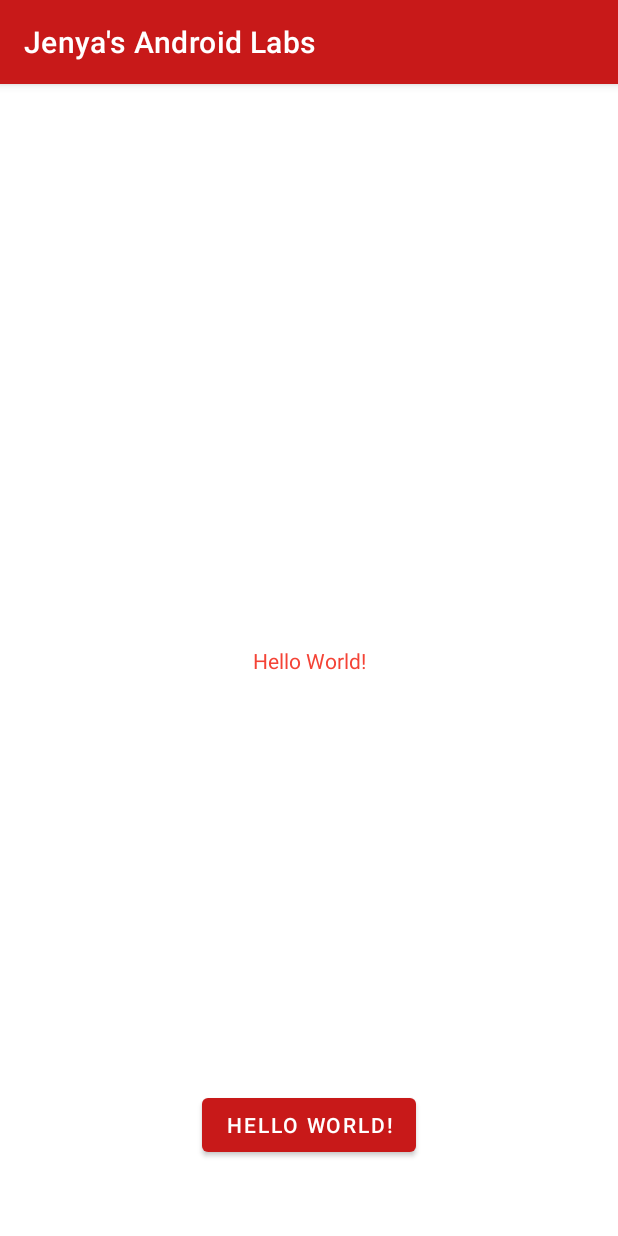
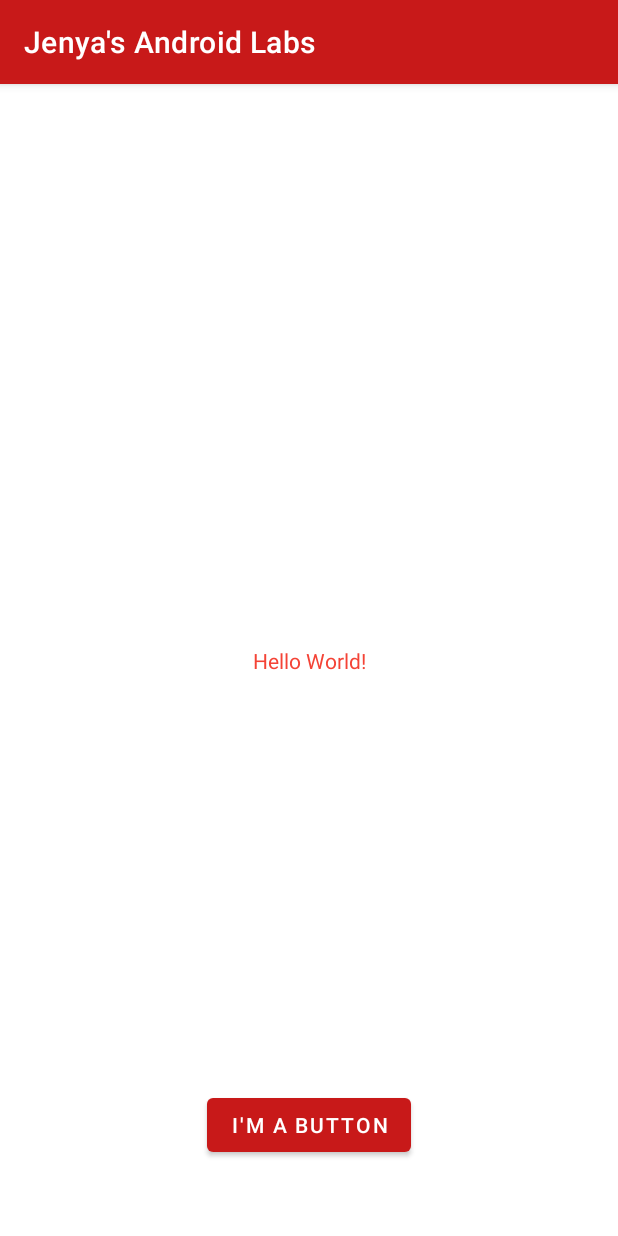
Before and after one commit to Jenyapy/MyAndroidLabs, an Android app: the screen it shows after launch (MainActivity), on a phone screen of 412 x 824 dp. Run offline under Robolectric (Android 15) with nearby library versions, the phone set to English and light mode, and no system bars.

Commit message:
Fourth Commit: Updated Button Text

```diff
--- a/app/src/main/res/layout/activity_main.xml
+++ b/app/src/main/res/layout/activity_main.xml
@@ -19,7 +19,7 @@
         android:layout_width="wrap_content"
         android:layout_height="wrap_content"
         android:layout_marginBottom="50dp"
-        android:text="@string/hello_message"
+        android:text="@string/button_message"
         app:layout_constraintBottom_toBottomOf="parent"
         app:layout_constraintEnd_toEndOf="parent"
         app:layout_constraintHorizontal_bias="0.5"
```
